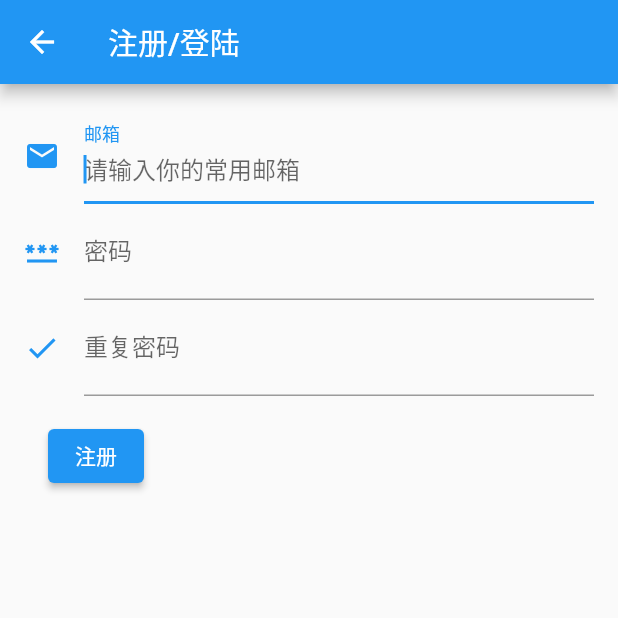
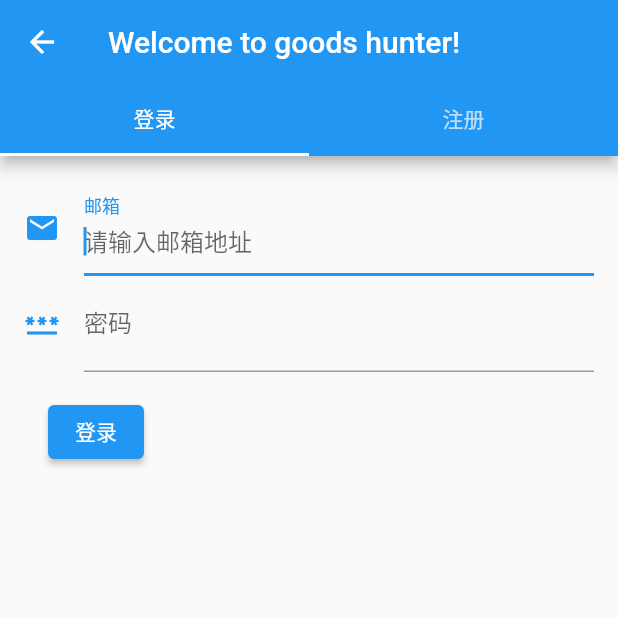
Before and after one commit to HonmaMeikodesu/goods_hunter_frontend, a Flutter app: the AuthenticationRoute screen opened directly, on a phone screen of 412 x 824 dp, the top half of it. Run offline on Flutter 3.47's test engine with Material 2 defaults, Android fonts, the phone set to English and light mode, and no system bars; our stand-ins replace cookie_jar, dio, dio_cookie_manager, email_validator.

Commit message:
code refine

```diff
--- a/lib/routers/authentication.dart
+++ b/lib/routers/authentication.dart
@@ -14,30 +14,104 @@ class AuthenticationRoute extends StatefulWidget {
 class _AuthenticationRouterState extends State<AuthenticationRoute> {
 
   AuthenticationMode loginOrRegister = AuthenticationMode.login;
-  final GlobalKey<FormState> _formKey = GlobalKey<FormState>();
+  final GlobalKey<FormState> _registerFormKey = GlobalKey<FormState>();
+  final GlobalKey<FormState> _loginFormKey = GlobalKey<FormState>();
   @override
   Widget build(BuildContext context) {
-    return Scaffold(
-      appBar: AppBar(title: const Text("注册/登陆")),
+    return DefaultTabController(
+        length: 2,
+        child: Scaffold(
+          appBar: AppBar(
+              title: const Text("Welcome to goods hunter!"),
+              bottom: const TabBar(
+                tabs: <Widget>[
+                  Tab(text: "登录"),
+                  Tab(text: "注册")
+                ],
+              )
+          ),
           body: Padding(
             padding: const EdgeInsets.all(16),
             child: (
+              TabBarView(
+                  children: <Widget>[
+                    LoginRouter(formKey: _loginFormKey),
                     RegisterRouter(
-            formKey: _formKey,
+                      formKey: _registerFormKey,
+                    ),
+                  ]
               )
+            ),
           ),
         ),
     );
   }
 }
 
-class LoginRoute extends StatelessWidget {
+class LoginRouter extends StatelessWidget {
 
+  LoginRouter({Key? key, required this.formKey}): super(key: key);
 
+  GlobalKey<FormState> formKey;
+
+  String email = "";
+  String password = "";
 
   @override
   Widget build(BuildContext context) {
-    return Text("123");
+    return Center(
+      child: Form(
+        key: formKey,
+        child: Column(
+          children: [
+            TextFormField(
+              autofocus: true,
+              keyboardType: TextInputType.emailAddress,
+              textInputAction: TextInputAction.next,
+              decoration: const InputDecoration(
+                icon: Icon(Icons.email, color: Colors.blue),
+                labelText: "邮箱",
+                hintText: "请输入邮箱地址",
+              ),
+              validator: (v) {
+                return (v != null && EmailValidator.validate(v.trim())) ? null : "邮箱地址不合法";
+              },
+              onChanged: (v) {
+                email = v.trim();
+              },
+            ),
+            TextFormField(
+              keyboardType: TextInputType.text,
+              textInputAction: TextInputAction.next,
+              decoration: const InputDecoration(
+                  icon: Icon(Icons.password, color: Colors.blue),
+                  labelText: "密码",
+                  hintText: "请输入密码"
+              ),
+              validator: (v) {
+                var reg = RegExp(r"^\w{6,}$");
+                return (v != null && reg.hasMatch(v)) ? null : "密码不合法";
+              },
+              onChanged: (v) {
+                password = v;
+              },
+            ),
+            Padding(
+              padding: EdgeInsets.all(16),
+              child: Row(
+                children: [
+                  ElevatedButton(onPressed: (){
+                    if(formKey.currentState!.validate()) {
+                      print("submitted");
+                    }
+                  }, child: const Text("登录"))
+                ],
+              ),
+            )
+          ],
+        ),
+      ),
+    );
   }
 }
 
@@ -68,10 +142,10 @@ class RegisterRouter extends StatelessWidget {
                 hintText: "请输入你的常用邮箱",
               ),
               validator: (v) {
-                return EmailValidator.validate(v!.trim()) ? null : "邮箱地址不合法,请重新输入";
+                return (v != null &&  EmailValidator.validate(v.trim())) ? null : "邮箱地址不合法,请重新输入";
               },
               onChanged: (v) {
-                email = v!.trim();
+                email = v.trim();
               },
             ),
             TextFormField(
@@ -84,7 +158,7 @@ class RegisterRouter extends StatelessWidget {
               ),
               validator: (v) {
                 var reg = RegExp(r"^\w{6,}$");
-                return reg.hasMatch(v!) ? null : "密码不合法,请重新输入";
+                return (v != null && reg.hasMatch(v)) ? null : "密码不合法,请重新输入";
               },
               onChanged: (v) {
                 password = v;
```
Also changed, not shown: pubspec.lock. Lines whose indentation alone changed are shown as unchanged.
